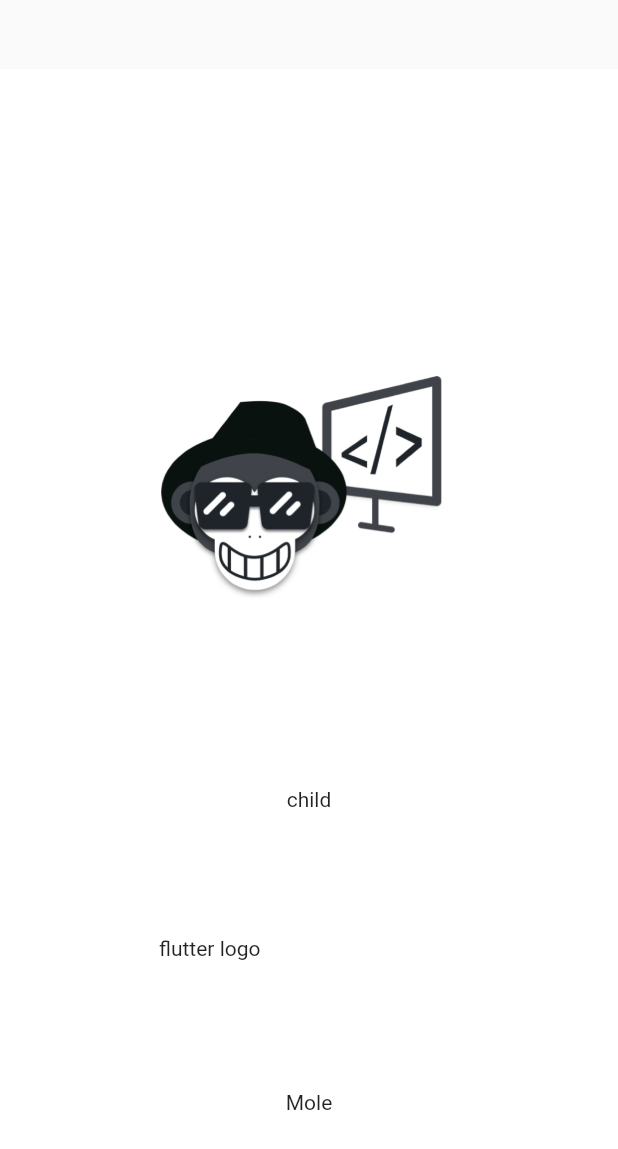
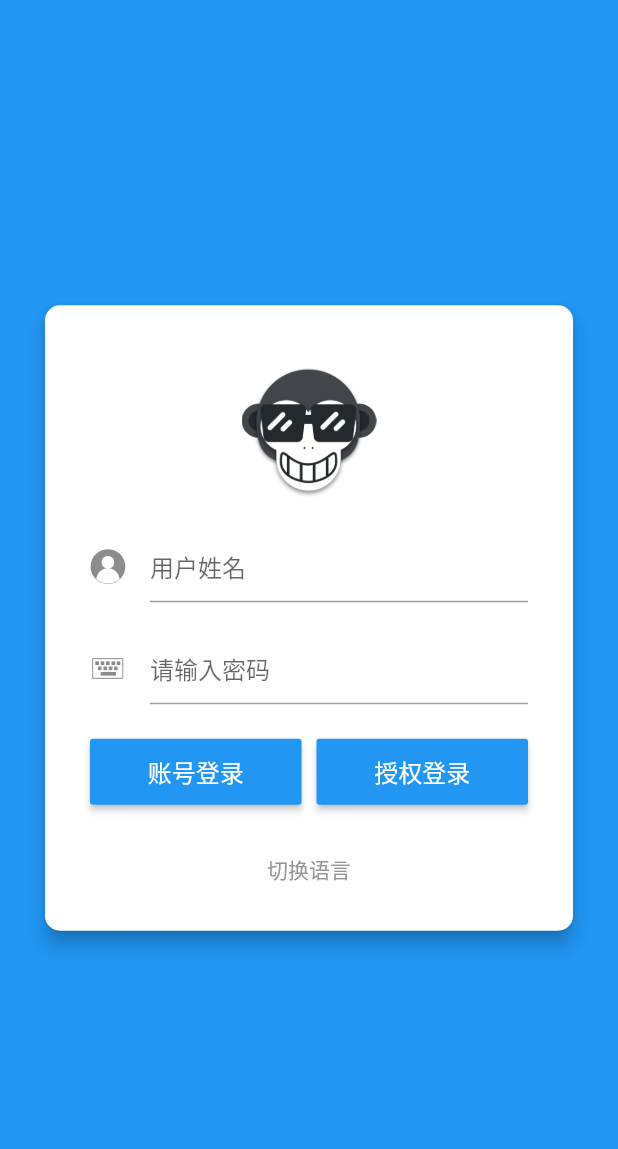
Before and after one commit to shlroland/flutter_github, a Flutter app: the screen it shows after launch, on a phone screen of 412 x 824 dp. Shown: the top 1149 px of the screen. Run offline on Flutter 3.47's test engine with Material 2 defaults, Android fonts, the phone set to English and light mode, and no system bars; our stand-ins replace redux, shared_preferences; statements that could not run were skipped.

Commit message:
display login page

```diff
--- a/lib/app.dart
+++ b/lib/app.dart
@@ -1,4 +1,5 @@
 import 'package:flutter/material.dart';
+import 'package:flutter_github/page/login_page.dart';
 import 'package:redux/redux.dart';
 import 'package:flutter_github/store/state.dart';
 import 'package:flutter_github/page/welcome_page.dart';
@@ -21,6 +22,9 @@ class _FlutterReduxAppState extends State<FlutterReduxApp> {
       routes: {
         WelcomePage.sName: (context) {
           return WelcomePage();
+        },
+        LoginPage.sName:(context) {
+          return LoginPage();
         }
       },
     );
--- /dev/null
+++ b/lib/common/local/local_storage.dart
@@ -0,0 +1,18 @@
+import 'package:shared_preferences/shared_preferences.dart';
+
+class LocalStorage {
+  static save(String key, value) async {
+    SharedPreferences prefs = await SharedPreferences.getInstance();
+    prefs.setString(key, value);
+  }
+
+  static get(String key) async {
+    SharedPreferences prefs = await SharedPreferences.getInstance();
+    return prefs.get(key);
+  }
+
+  static remove(String key) async {
+    SharedPreferences prefs = await SharedPreferences.getInstance();
+    prefs.remove(key);
+  }
+}
--- /dev/null
+++ b/lib/common/style/style.dart
@@ -0,0 +1,126 @@
+import 'package:flutter/material.dart';
+
+class ProColors {
+  static const int primaryIntValue = 0xFF24292E;
+
+  static const MaterialColor primarySwatch =
+      const MaterialColor(primaryIntValue, const <int, Color>{
+    50: const Color(primaryIntValue),
+    100: const Color(primaryIntValue),
+    200: const Color(primaryIntValue),
+    300: const Color(primaryIntValue),
+    400: const Color(primaryIntValue),
+    500: const Color(primaryIntValue),
+    600: const Color(primaryIntValue),
+    700: const Color(primaryIntValue),
+    800: const Color(primaryIntValue),
+    900: const Color(primaryIntValue),
+  });
+
+  static const String primaryValueString = "#24292E";
+  static const String primaryLightValueString = "#42464b";
+  static const String primaryDarkValueString = "#121917";
+  static const String miWhiteString = "#ececec";
+  static const String actionBlueString = "#267aff";
+  static const String webDraculaBackgroundColorString = "#282a36";
+
+  static const Color primaryValue = Color(0xFF24292E);
+  static const Color primaryLightValue = Color(0xFF42464b);
+  static const Color primaryDarkValue = Color(0xFF121917);
+
+  static const Color cardWhite = Color(0xFFFFFFFF);
+  static const Color textWhite = Color(0xFFFFFFFF);
+  static const Color miWhite = Color(0xffececec);
+  static const Color white = Color(0xFFFFFFFF);
+  static const Color actionBlue = Color(0xff267aff);
+  static const Color subTextColor = Color(0xff959595);
+  static const Color subLightTextColor = Color(0xffc4c4c4);
+
+  static const Color mainBackgroundColor = miWhite;
+
+  static const Color mainTextColor = primaryDarkValue;
+  static const Color textColorWhite = white;
+}
+
+class ProIcons {
+  static const String FONT_FAMILY = 'wxcIconFont';
+
+  static const String DEFAULT_USER_ICON = 'static/images/logo.png';
+  static const String DEFAULT_IMAGE = 'static/images/default_img.png';
+  static const String DEFAULT_REMOTE_PIC =
+      'https://raw.githubusercontent.com/CarGuo/gsy_github_app_flutter/master/static/images/logo.png';
+
+  static const IconData HOME =
+      const IconData(0xe624, fontFamily: ProIcons.FONT_FAMILY);
+  static const IconData MORE =
+      const IconData(0xe674, fontFamily: ProIcons.FONT_FAMILY);
+  static const IconData SEARCH =
+      const IconData(0xe61c, fontFamily: ProIcons.FONT_FAMILY);
+
+  static const IconData MAIN_DT =
+      const IconData(0xe684, fontFamily: ProIcons.FONT_FAMILY);
+  static const IconData MAIN_QS =
+      const IconData(0xe818, fontFamily: ProIcons.FONT_FAMILY);
+  static const IconData MAIN_MY =
+      const IconData(0xe6d0, fontFamily: ProIcons.FONT_FAMILY);
+  static const IconData MAIN_SEARCH =
+      const IconData(0xe61c, fontFamily: ProIcons.FONT_FAMILY);
+
+  static const IconData LOGIN_USER =
+      const IconData(0xe666, fontFamily: ProIcons.FONT_FAMILY);
+  static const IconData LOGIN_PW =
+      const IconData(0xe60e, fontFamily: ProIcons.FONT_FAMILY);
+
+  static const IconData REPOS_ITEM_USER =
+      const IconData(0xe63e, fontFamily: ProIcons.FONT_FAMILY);
+  static const IconData REPOS_ITEM_STAR =
+      const IconData(0xe643, fontFamily: ProIcons.FONT_FAMILY);
+  static const IconData REPOS_ITEM_FORK =
+      const IconData(0xe67e, fontFamily: ProIcons.FONT_FAMILY);
+  static const IconData REPOS_ITEM_ISSUE =
+      const IconData(0xe661, fontFamily: ProIcons.FONT_FAMILY);
+
+  static const IconData REPOS_ITEM_STARED =
+      const IconData(0xe698, fontFamily: ProIcons.FONT_FAMILY);
+  static const IconData REPOS_ITEM_WATCH =
+      const IconData(0xe681, fontFamily: ProIcons.FONT_FAMILY);
+  static const IconData REPOS_ITEM_WATCHED =
+      const IconData(0xe629, fontFamily: ProIcons.FONT_FAMILY);
+  static const IconData REPOS_ITEM_DIR = Icons.folder;
+  static const IconData REPOS_ITEM_FILE =
+      const IconData(0xea77, fontFamily: ProIcons.FONT_FAMILY);
+  static const IconData REPOS_ITEM_NEXT =
+      const IconData(0xe610, fontFamily: ProIcons.FONT_FAMILY);
+
+  static const IconData USER_ITEM_COMPANY =
+      const IconData(0xe63e, fontFamily: ProIcons.FONT_FAMILY);
+  static const IconData USER_ITEM_LOCATION =
+      const IconData(0xe7e6, fontFamily: ProIcons.FONT_FAMILY);
+  static const IconData USER_ITEM_LINK =
+      const IconData(0xe670, fontFamily: ProIcons.FONT_FAMILY);
+  static const IconData USER_NOTIFY =
+      const IconData(0xe600, fontFamily: ProIcons.FONT_FAMILY);
+
+  static const IconData ISSUE_ITEM_ISSUE =
+      const IconData(0xe661, fontFamily: ProIcons.FONT_FAMILY);
+  static const IconData ISSUE_ITEM_COMMENT =
+      const IconData(0xe6ba, fontFamily: ProIcons.FONT_FAMILY);
+  static const IconData ISSUE_ITEM_ADD =
+      const IconData(0xe662, fontFamily: ProIcons.FONT_FAMILY);
+
+  static const IconData ISSUE_EDIT_H1 = Icons.filter_1;
+  static const IconData ISSUE_EDIT_H2 = Icons.filter_2;
+  static const IconData ISSUE_EDIT_H3 = Icons.filter_3;
+  static const IconData ISSUE_EDIT_BOLD = Icons.format_bold;
+  static const IconData ISSUE_EDIT_ITALIC = Icons.format_italic;
+  static const IconData ISSUE_EDIT_QUOTE = Icons.format_quote;
+  static const IconData ISSUE_EDIT_CODE = Icons.format_shapes;
+  static const IconData ISSUE_EDIT_LINK = Icons.insert_link;
+
+  static const IconData NOTIFY_ALL_READ =
+      const IconData(0xe62f, fontFamily: ProIcons.FONT_FAMILY);
+
+  static const IconData PUSH_ITEM_EDIT = Icons.mode_edit;
+  static const IconData PUSH_ITEM_ADD = Icons.add_box;
+  static const IconData PUSH_ITEM_MIN = Icons.indeterminate_check_box;
+}
--- /dev/null
+++ b/lib/common/utils/navigator_utils.dart
@@ -0,0 +1,13 @@
+import 'package:flutter/material.dart';
+import 'package:flutter_github/page/login_page.dart';
+
+class NavigatorUtils {
+
+  // static goHome(BuildContext context) {
+  //   Navigator.pushReplacementNamed(context, HomePage.sName);
+  // }
+
+   static goLogin(BuildContext context) {
+    Navigator.pushReplacementNamed(context, LoginPage.sName);
+  }
+}
--- /dev/null
+++ b/lib/page/login_page.dart
@@ -0,0 +1,148 @@
+import 'package:flutter/material.dart';
+import 'package:flutter_github/common/config/config.dart';
+import 'package:flutter_github/common/local/local_storage.dart';
+import 'package:flutter_github/common/style/style.dart';
+import 'package:flutter_github/widget/pro_flex_button.dart';
+import 'package:flutter_github/widget/pro_input_widget.dart';
+
+class LoginPage extends StatefulWidget {
+  LoginPage({Key key}) : super(key: key);
+
+  static final String sName = "login";
+
+  @override
+  _LoginPageState createState() => _LoginPageState();
+}
+
+class _LoginPageState extends State<LoginPage> with LoginBloC {
+  @override
+  Widget build(BuildContext context) {
+    return GestureDetector(
+      behavior: HitTestBehavior.translucent,
+      child: Scaffold(
+        body: Container(
+          color: Theme.of(context).primaryColor,
+          child: Stack(
+            children: <Widget>[
+              Center(
+                child: SafeArea(
+                  child: SingleChildScrollView(
+                    child: Card(
+                      elevation: 5.0,
+                      shape: RoundedRectangleBorder(
+                          borderRadius:
+                              BorderRadius.all(Radius.circular(10.0))),
+                      color: ProColors.cardWhite,
+                      margin: const EdgeInsets.only(left: 30.0, right: 30.0),
+                      child: Padding(
+                        padding: EdgeInsets.only(
+                            left: 30.0, top: 40.0, right: 30.0, bottom: 0.0),
+                        child: Column(
+                          mainAxisAlignment: MainAxisAlignment.center,
+                          mainAxisSize: MainAxisSize.min,
+                          children: <Widget>[
+                            Image(
+                              image: AssetImage(ProIcons.DEFAULT_USER_ICON),
+                              width: 90.0,
+                              height: 90.0,
+                            ),
+                            Padding(
+                              padding: EdgeInsets.all(10.0),
+                            ),
+                            ProInputWidget(
+                              hintText: '用户姓名',
+                              iconData: ProIcons.LOGIN_USER,
+                              onChanged: (String value) {
+                                _userName = value;
+                              },
+                              controller: userController,
+                            ),
+                            Padding(padding: EdgeInsets.all(10.0)),
+                            ProInputWidget(
+                              hintText: '请输入密码',
+                              iconData: ProIcons.LOGIN_PW,
+                              obscureText: true,
+                              onChanged: (String value) {
+                                _password = value;
+                              },
+                              controller: pwController,
+                            ),
+                            Padding(padding: new EdgeInsets.all(10.0)),
+                            Container(
+                              height: 50,
+                              child: Row(
+                                children: <Widget>[
+                                  Expanded(
+                                      child: ProFlexBUtton(
+                                    text: '账号登录',
+                                    color: Theme.of(context).primaryColor,
+                                    textColor: ProColors.textWhite,
+                                    fontSize: 16,
+                                    onPress: null,
+                                  )),
+                                  SizedBox(
+                                    width: 10,
+                                  ),
+                                  Expanded(
+                                      child: ProFlexBUtton(
+                                    text: '授权登录',
+                                    color: Theme.of(context).primaryColor,
+                                    textColor: ProColors.textWhite,
+                                    fontSize: 16,
+                                    onPress: null,
+                                  ))
+                                ],
+                              ),
+                            ),
+                            Padding(padding: new EdgeInsets.all(15.0)),
+                            InkWell(
+                              onTap: null,
+                              child: Text(
+                                '切换语言',
+                                style: TextStyle(color: ProColors.subTextColor),
+                              ),
+                            ),
+                            Padding(padding: new EdgeInsets.all(15.0)),
+                          ],
+                        ),
+                      ),
+                    ),
+                  ),
+                ),
+              )
+            ],
+          ),
+        ),
+      ),
+    );
+  }
+}
+
+mixin LoginBloC on State<LoginPage> {
+  final TextEditingController userController = TextEditingController();
+  final TextEditingController pwController = TextEditingController();
+
+  var _userName = "";
+  var _password = "";
+
+  @override
+  void initState() {
+    super.initState();
+    initParams();
+  }
+
+  @override
+  void dispose() {
+    super.dispose();
+    // userController.removeListener(_usernameChange);
+    // pwController.removeListener(_passwordChange);
+  }
+
+  initParams() async {
+    _userName = await LocalStorage.get(Config.USER_NAME_KEY);
+    _password = await LocalStorage.get(Config.PW_KEY);
+
+    userController.value = TextEditingValue(text: _userName ?? "");
+    pwController.value = new TextEditingValue(text: _password ?? "");
+  }
+}
--- a/lib/page/welcome_page.dart
+++ b/lib/page/welcome_page.dart
@@ -1,4 +1,5 @@
 import 'package:flutter/material.dart';
+import 'package:flutter_github/common/utils/navigator_utils.dart';
 
 class WelcomePage extends StatefulWidget {
   WelcomePage({Key key}) : super(key: key);
@@ -10,6 +11,16 @@ class WelcomePage extends StatefulWidget {
 }
 
 class _WelcomePageState extends State<WelcomePage> {
+  @override
+  void didChangeDependencies() {
+    // TODO: implement didChangeDependencies
+    super.didChangeDependencies();
+
+    Future.delayed(const Duration(seconds: 2, microseconds: 500), () {
+      NavigatorUtils.goLogin(context);
+    });
+  }
+
   @override
   Widget build(BuildContext context) {
     return Material(
--- /dev/null
+++ b/lib/widget/pro_flex_button.dart
@@ -0,0 +1,54 @@
+import 'package:flutter/material.dart';
+
+class ProFlexBUtton extends StatelessWidget {
+  final String text;
+
+  final Color color;
+
+  final Color textColor;
+
+  final VoidCallback onPress;
+
+  final double fontSize;
+
+  final int maxLines;
+
+  final MainAxisAlignment mainAxisAlignment;
+
+  const ProFlexBUtton({
+    Key key,
+    this.text,
+    this.color,
+    this.textColor,
+    this.onPress,
+    this.fontSize = 20.0,
+    this.mainAxisAlignment = MainAxisAlignment.center,
+    this.maxLines,
+  }) : super(key: key);
+
+  @override
+  Widget build(BuildContext context) {
+    return RaisedButton(
+      padding:
+          EdgeInsets.only(left: 20.0, top: 10.0, right: 20.0, bottom: 10.0),
+      textColor: textColor,
+      color: color,
+      child: Flex(
+        mainAxisAlignment: mainAxisAlignment,
+        direction: Axis.horizontal,
+        children: <Widget>[
+          Expanded(
+            child: Text(text,
+                style: TextStyle(fontSize: fontSize),
+                textAlign: TextAlign.center,
+                maxLines: maxLines,
+                overflow: TextOverflow.ellipsis),
+          ),
+        ],
+      ),
+      onPressed: () {
+        onPress?.call();
+      },
+    );
+  }
+}
--- /dev/null
+++ b/lib/widget/pro_input_widget.dart
@@ -0,0 +1,42 @@
+import 'package:flutter/material.dart';
+
+class ProInputWidget extends StatefulWidget {
+  final bool obscureText;
+
+  final String hintText;
+
+  final IconData iconData;
+
+  final ValueChanged<String> onChanged;
+
+  final TextStyle textStyle;
+
+  final TextEditingController controller;
+
+  ProInputWidget(
+      {Key key,
+      this.obscureText = false,
+      this.hintText,
+      this.onChanged,
+      this.textStyle,
+      this.controller,
+      this.iconData})
+      : super(key: key);
+
+  @override
+  _ProInputWidgetState createState() => _ProInputWidgetState();
+}
+
+class _ProInputWidgetState extends State<ProInputWidget> {
+  @override
+  Widget build(BuildContext context) {
+    return TextField(
+      controller: widget.controller,
+      onChanged: widget.onChanged,
+      obscureText: widget.obscureText,
+      decoration: InputDecoration(
+          hintText: widget.hintText,
+          icon: widget.iconData == null ? null : Icon(widget.iconData)),
+    );
+  }
+}
```
Also changed, not shown: pubspec.yaml (+10 -2 lines), pubspec.lock, static/fonts/google_kavivanar.ttf (added), static/fonts/iconfont.ttf (added), 6 other files.
